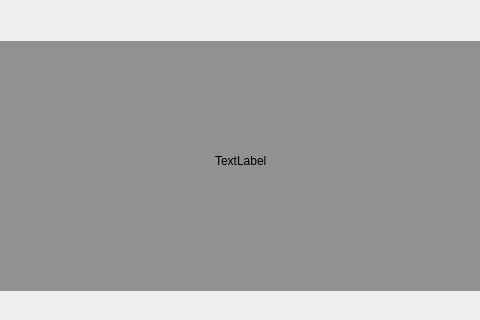
The window that yali/gui/Ui/installwidget.ui (dadas45li/yali) describes before a commit, drawn with Qt 5; both pictures show x 105 to 585 and y 149 to 469 of the 755 by 630 pixel window.
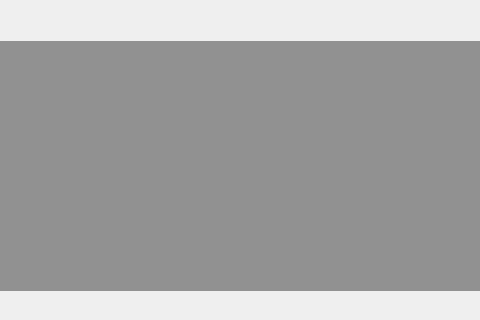
The same window after the commit. Icons and pictures are not drawn.

What changed in the file:
```diff
--- a/yali/gui/Ui/installwidget.ui
+++ b/yali/gui/Ui/installwidget.ui
@@ -164,7 +164,7 @@
            </size>
           </property>
           <property name="text">
-           <string>TextLabel</string>
+           <string/>
           </property>
           <property name="wordWrap">
            <bool>true</bool>
```
Left out of the diff: 2 changed lines with no effect on the pictures.
